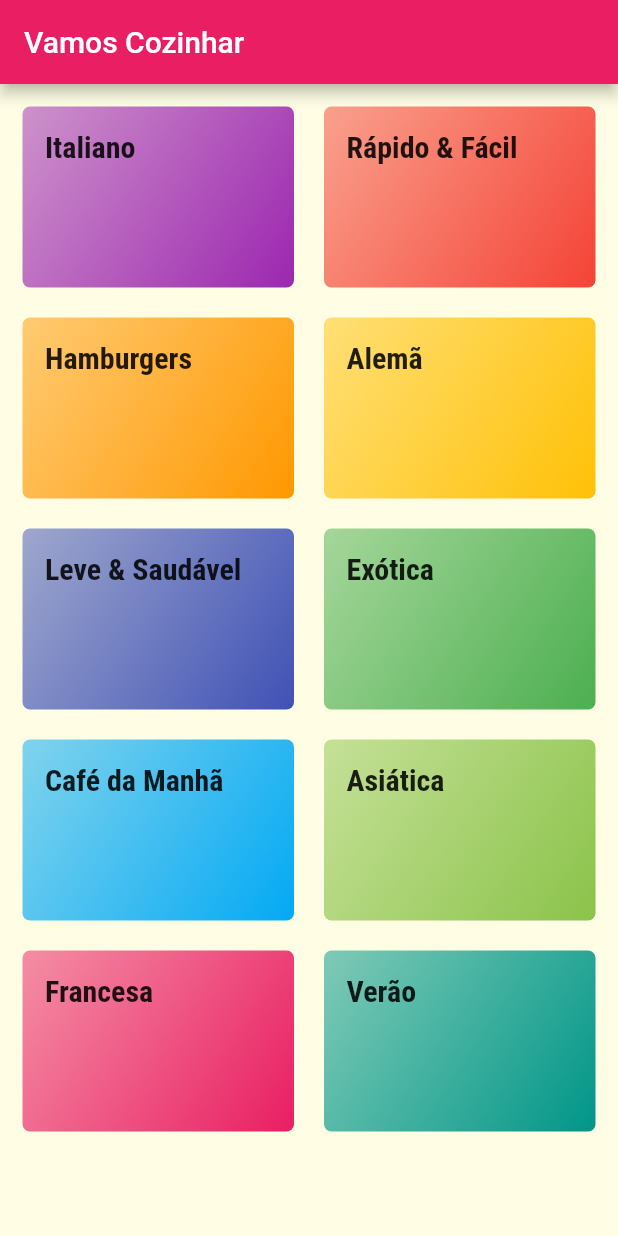
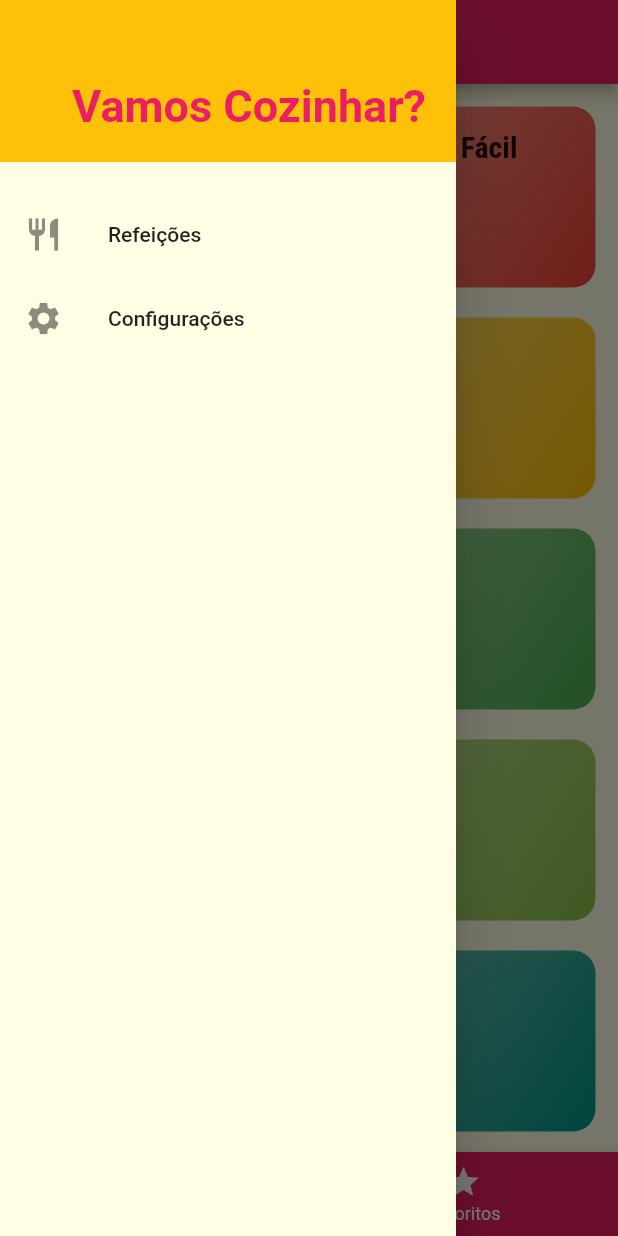
Before and after one commit to brendonrodri/foodApp, a Flutter app: the screen it shows after launch, with the side drawer open (before the commit the screen has no drawer), on a phone screen of 412 x 824 dp. Run offline on Flutter 3.47's test engine with Material 2 defaults, Android fonts, the phone set to English and light mode, and no system bars.

Commit message:
feat: pagina de configurações criada

```diff
--- a/lib/components/category_item.dart
+++ b/lib/components/category_item.dart
@@ -1,15 +1,16 @@
 import 'package:flutter/material.dart';
-import 'package:foods/models/category.dart';
-import 'package:foods/utils/app_routes.dart';
+import '../models/category.dart';
+import '../utils/app_routes.dart';
 
 class CategoryItem extends StatelessWidget {
   final Category category;
-  const CategoryItem(this.category,{super.key});
+
+  const CategoryItem(this.category, {Key? key}) : super(key: key);
 
   void _selectCategory(BuildContext context) {
     Navigator.of(context).pushNamed(
       AppRoutes.CATEGORIES_MEALS,
-      arguments: category
+      arguments: category,
     );
   }
 
@@ -17,18 +18,25 @@ class CategoryItem extends StatelessWidget {
   Widget build(BuildContext context) {
     return InkWell(
       onTap: () => _selectCategory(context),
-      splashColor: Theme.of(context).primaryColor,
-      borderRadius: BorderRadius.circular(5),
+      splashColor: Theme.of(context).colorScheme.primary,
+      borderRadius: BorderRadius.circular(15),
       child: Container(
         padding: const EdgeInsets.all(15),
         decoration: BoxDecoration(
-            borderRadius: BorderRadius.circular(5),
-            gradient: LinearGradient(colors: [
+          borderRadius: BorderRadius.circular(15),
+          gradient: LinearGradient(
+            colors: [
               category.color.withOpacity(0.5),
               category.color,
-            ], begin: Alignment.topLeft, end: Alignment.bottomRight)),
-        child: Text(category.title,
-            style: Theme.of(context).textTheme.titleMedium),
+            ],
+            begin: Alignment.topLeft,
+            end: Alignment.bottomRight,
+          ),
+        ),
+        child: Text(
+          category.title,
+          style: Theme.of(context).textTheme.titleMedium,
+        ),
       ),
     );
   }
--- /dev/null
+++ b/lib/components/main_drawer.dart
@@ -0,0 +1,59 @@
+import 'package:flutter/material.dart';
+import 'package:foods/utils/app_routes.dart';
+
+class MainDrawer extends StatelessWidget {
+  const MainDrawer({super.key});
+
+  _createItem(IconData icon, String label, Function onTap ) {
+    return ListTile(
+      leading: Icon(
+        icon,
+        size: 26,
+      ),
+      title: Text(
+        label,
+      ),
+      onTap: ()=> onTap(),
+    );
+  }
+
+  @override
+  Widget build(BuildContext context) {
+    return Drawer(
+      child: Column(
+        children: <Widget>[
+          Container(
+            height: 108,
+            width: double.infinity,
+            padding: const EdgeInsets.all(20),
+            color: Theme.of(context).colorScheme.secondary,
+            alignment: Alignment.bottomRight,
+            child: Text(
+              'Vamos Cozinhar?',
+              style: TextStyle(
+                fontWeight: FontWeight.bold,
+                fontSize: 30,
+                color: Theme.of(context).colorScheme.primary,
+              ),
+            ),
+          ),
+          const SizedBox(height: 20),
+          _createItem(
+            Icons.restaurant,
+            'Refeições',
+            () {
+              Navigator.of(context).pushReplacementNamed(AppRoutes.HOME);
+            },
+          ),
+          _createItem(
+            Icons.settings,
+            'Configurações',
+            () {
+              Navigator.of(context).pushNamed(AppRoutes.SETTINGS);
+            },
+          ),
+        ],
+      ),
+    );
+  }
+}
--- a/lib/main.dart
+++ b/lib/main.dart
@@ -1,29 +1,36 @@
 import 'package:flutter/material.dart';
 import 'package:foods/screens/categories_meals_screen.dart';
-import 'package:foods/screens/categories_screen.dart';
 import 'package:foods/screens/meal_detail_screen.dart';
+import 'package:foods/screens/settings_screen.dart';
+import 'package:foods/screens/tabs_screen.dart';
 import 'package:foods/utils/app_routes.dart';
 
-void main() => runApp(MyApp());
+void main() => runApp(const MyApp());
 
 class MyApp extends StatelessWidget {
+  const MyApp({super.key});
   @override
   Widget build(BuildContext context) {
     return MaterialApp(
       title: 'DeliMeals',
       theme: ThemeData(
-          primarySwatch: Colors.pink,
+        colorScheme: ColorScheme.fromSwatch().copyWith(
+          primary: Colors.pink,
+          secondary: Colors.amber,
+        ),
         fontFamily: 'Releway',
         canvasColor: const Color.fromRGBO(255, 254, 229, 1),
         textTheme: ThemeData.light().textTheme.copyWith(
             titleMedium: const TextStyle(
                 fontSize: 20,
                 fontFamily: 'RobotoCondensed',
-                  fontWeight: FontWeight.bold))),
+                fontWeight: FontWeight.bold)),
+      ),
       routes: {
-        AppRoutes.HOME: (context) => CategoriesScreen(),
+        AppRoutes.HOME: (context) => TabsScreen(),
         AppRoutes.CATEGORIES_MEALS: (ctx) => CategoriesMealsScreen(),
         AppRoutes.MEAL_DETAIL: (ctx) => MealDetailScreen(),
+        AppRoutes.SETTINGS: (ctx) => const SettingsScreen()
       },
     );
   }
--- a/lib/screens/categories_screen.dart
+++ b/lib/screens/categories_screen.dart
@@ -5,9 +5,7 @@ import "../data/dummy_data.dart";
 class CategoriesScreen extends StatelessWidget {
   @override
   Widget build(BuildContext context) {
-    return Scaffold(
-      appBar: AppBar(title: const Text("Vamos Cozinhar")),
-      body: GridView(
+    return GridView(
       padding: const EdgeInsets.all(15),
       gridDelegate: const SliverGridDelegateWithMaxCrossAxisExtent(
         maxCrossAxisExtent: 200,
@@ -18,7 +16,6 @@ class CategoriesScreen extends StatelessWidget {
       children: dummyCategories.map((cat) {
         return CategoryItem(cat);
       }).toList(),
-      ),
     );
   }
 }
--- /dev/null
+++ b/lib/screens/tabs_screen.dart
@@ -0,0 +1,56 @@
+import 'package:flutter/material.dart';
+import 'package:foods/screens/categories_screen.dart';
+import 'package:foods/screens/favorite_screen.dart';
+import '../components/main_drawer.dart';
+
+class TabsScreen extends StatefulWidget {
+  @override
+  State<TabsScreen> createState() => _TabsScreenState();
+}
+
+class _TabsScreenState extends State<TabsScreen> {
+  int _selectedScreenIndex = 0;
+  final List<Map<String, Object>> _screens = [
+    {
+      'title': 'Lista de Categorias',
+      'screen': CategoriesScreen(),
+    },
+    {
+      'title': 'Meus Favoritos',
+      'screen': FavoriteScreen(),
+    },
+  ];
+  _selectedScren(int index) {
+    setState(() {
+      _selectedScreenIndex = index;
+    });
+  }
+
+  @override
+  Widget build(BuildContext context) {
+    return Scaffold(
+      appBar: AppBar(
+        title: Text(_screens[_selectedScreenIndex]['title'] as String),
+      ),
+      drawer: const MainDrawer(),
+      body: _screens[_selectedScreenIndex]['screen'] as Widget,
+      bottomNavigationBar: BottomNavigationBar(
+        onTap: _selectedScren,
+        currentIndex: _selectedScreenIndex,
+        backgroundColor: Theme.of(context).colorScheme.primary,
+        unselectedItemColor: Colors.white,
+        selectedItemColor: Theme.of(context).colorScheme.secondary,
+        items: const [
+          BottomNavigationBarItem(
+            icon: Icon(Icons.category),
+            label: 'Categorias'
+          ),
+          BottomNavigationBarItem(
+            icon: Icon(Icons.star),
+            label: 'Favoritos'
+          )
+        ]
+      ),
+    );
+  }
+}
--- a/lib/utils/app_routes.dart
+++ b/lib/utils/app_routes.dart
@@ -2,4 +2,5 @@ class AppRoutes {
   static const HOME = '/';
   static const CATEGORIES_MEALS = '/categories_meals';
   static const MEAL_DETAIL = '/metal_detail';
+  static const SETTINGS = '/settings';
 }
```
Also changed, not shown: lib/screens/favorite_screen.dart (added, +10 -0 lines), lib/screens/meal_detail_screen.dart (+25 -3 lines), lib/screens/settings_screen.dart (added, +20 -0 lines). Lines whose indentation alone changed are shown as unchanged.
